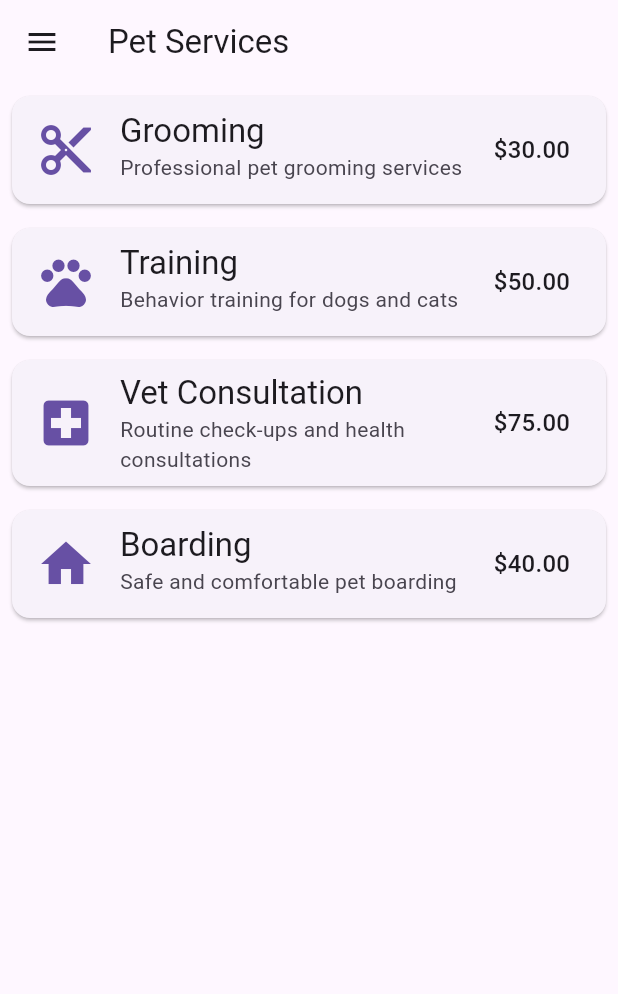
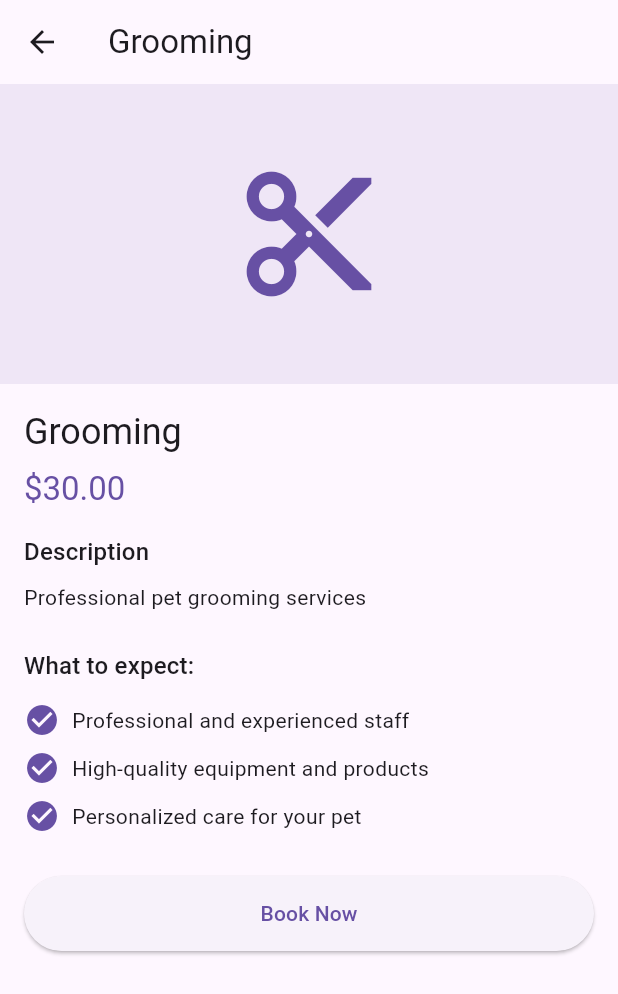
Before and after one commit to Talecmkd/mis_domasna, a Flutter app: the PetServicesPage screen opened by its route, after a tap on "Grooming", on a phone screen of 412 x 824 dp. Shown: the top 994 px of the screen. Run offline on Flutter 3.47's test engine with Material 3 defaults, Android fonts, the phone set to English and light mode, and no system bars; network calls fail.

Commit message:
First pages and navigation.

```diff
--- a/lib/screens/pet_services_page.dart
+++ b/lib/screens/pet_services_page.dart
@@ -1,4 +1,5 @@
 import 'package:flutter/material.dart';
+import 'package:mis_domasna/screens/service_detail_page.dart';
 import '../models/pet_service.dart';
 import '../widgets/app_drawer.dart';
 
@@ -29,8 +30,12 @@ class PetServicesPage extends StatelessWidget {
         trailing: Text('\$${service.price.toStringAsFixed(2)}',
             style: Theme.of(context).textTheme.titleMedium),
         onTap: () {
-          // TODO: Implement service booking or details page navigation
-          print('Tapped on service: ${service.name}');
+          Navigator.push(
+            context,
+            MaterialPageRoute(
+              builder: (context) => ServiceDetailPage(service: service),
+            ),
+          );
         },
       ),
     );
--- /dev/null
+++ b/lib/screens/service_detail_page.dart
@@ -0,0 +1,96 @@
+// lib/screens/service_detail_page.dart
+import 'package:flutter/material.dart';
+import '../models/pet_service.dart';
+
+class ServiceDetailPage extends StatelessWidget {
+  final PetService service;
+
+  ServiceDetailPage({required this.service});
+
+  @override
+  Widget build(BuildContext context) {
+    return Scaffold(
+      appBar: AppBar(
+        title: Text(service.name),
+      ),
+      body: SingleChildScrollView(
+        child: Column(
+          crossAxisAlignment: CrossAxisAlignment.start,
+          children: [
+            Container(
+              height: 200,
+              width: double.infinity,
+              color: Theme.of(context).primaryColor.withOpacity(0.1),
+              child: Icon(
+                service.icon,
+                size: 100,
+                color: Theme.of(context).primaryColor,
+              ),
+            ),
+            Padding(
+              padding: const EdgeInsets.all(16.0),
+              child: Column(
+                crossAxisAlignment: CrossAxisAlignment.start,
+                children: [
+                  Text(
+                    service.name,
+                    style: Theme.of(context).textTheme.headlineSmall,
+                  ),
+                  SizedBox(height: 8),
+                  Text(
+                    '\$${service.price.toStringAsFixed(2)}',
+                    style: Theme.of(context).textTheme.titleLarge!.copyWith(
+                      color: Theme.of(context).primaryColor,
+                    ),
+                  ),
+                  SizedBox(height: 16),
+                  Text(
+                    'Description',
+                    style: Theme.of(context).textTheme.titleMedium,
+                  ),
+                  SizedBox(height: 8),
+                  Text(service.description),
+                  SizedBox(height: 24),
+                  Text(
+                    'What to expect:',
+                    style: Theme.of(context).textTheme.titleMedium,
+                  ),
+                  SizedBox(height: 8),
+                  _buildExpectationItem(context, 'Professional and experienced staff'),
+                  _buildExpectationItem(context, 'High-quality equipment and products'),
+                  _buildExpectationItem(context, 'Personalized care for your pet'),
+                  SizedBox(height: 24),
+                  ElevatedButton(
+                    child: Text('Book Now'),
+                    onPressed: () {
+                      // TODO: Implement booking functionality
+                      ScaffoldMessenger.of(context).showSnackBar(
+                        SnackBar(content: Text('Booking functionality coming soon!')),
+                      );
+                    },
+                    style: ElevatedButton.styleFrom(
+                      minimumSize: Size(double.infinity, 50),
+                    ),
+                  ),
+                ],
+              ),
+            ),
+          ],
+        ),
+      ),
+    );
+  }
+
+  Widget _buildExpectationItem(BuildContext context, String text) {
+    return Padding(
+      padding: const EdgeInsets.symmetric(vertical: 4.0),
+      child: Row(
+        children: [
+          Icon(Icons.check_circle, color: Theme.of(context).primaryColor),
+          SizedBox(width: 8),
+          Expanded(child: Text(text)),
+        ],
+      ),
+    );
+  }
+}
```
Also changed, not shown: lib/screens/category_page.dart (+11 -2 lines), lib/screens/category_products_page.dart (added, +80 -0 lines), lib/screens/product_detail_page.dart (added, +75 -0 lines), lib/screens/wishlist_page.dart (+24 -8 lines), lib/widgets/featured_products_carousel.dart (+7 -2 lines), lib/widgets/popular_products_grid.dart (+12 -1 lines).
